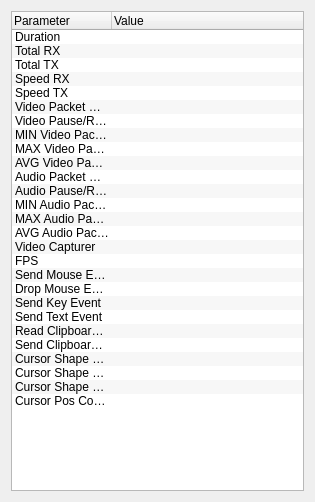
Old version of the form source/client/ui/desktop/statistics_dialog.ui in the repository dchapyshev/aspia.
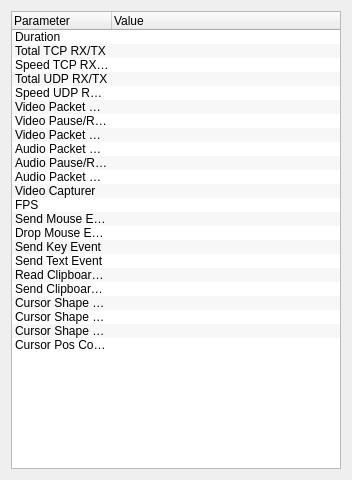
New version of the form.

What changed in the file:
```diff
--- a/source/client/ui/desktop/statistics_dialog.ui
+++ b/source/client/ui/desktop/statistics_dialog.ui
@@ -6,8 +6,8 @@
    <rect>
     <x>0</x>
     <y>0</y>
-    <width>315</width>
-    <height>502</height>
+    <width>352</width>
+    <height>480</height>
    </rect>
   </property>
   <property name="windowTitle">
@@ -48,22 +48,25 @@
      </item>
      <item>
       <property name="text">
-       <string notr="true">Total RX</string>
+       <string notr="true">Total TCP RX/TX</string>
       </property>
      </item>
      <item>
       <property name="text">
-       <string notr="true">Total TX</string>
+       <string notr="true">Speed TCP RX/TX</string>
       </property>
      </item>
      <item>
       <property name="text">
-       <string notr="true">Speed RX</string>
+       <string notr="true">Total UDP RX/TX</string>
       </property>
      </item>
      <item>
       <property name="text">
-       <string notr="true">Speed TX</string>
+       <string>Speed UDP RX/TX</string>
+      </property>
+      <property name="text">
+       <string notr="true"/>
       </property>
      </item>
      <item>
@@ -78,17 +81,7 @@
      </item>
      <item>
       <property name="text">
-       <string notr="true">MIN Video Packet</string>
-      </property>
-     </item>
-     <item>
-      <property name="text">
-       <string notr="true">MAX Video Packet</string>
-      </property>
-     </item>
-     <item>
-      <property name="text">
-       <string notr="true">AVG Video Packet</string>
+       <string notr="true">Video Packet MIN/MAX/AVG</string>
       </property>
      </item>
      <item>
@@ -103,17 +96,7 @@
      </item>
      <item>
       <property name="text">
-       <string notr="true">MIN Audio Packet</string>
-      </property>
-     </item>
-     <item>
-      <property name="text">
-       <string notr="true">MAX Audio Packet</string>
-      </property>
-     </item>
-     <item>
-      <property name="text">
-       <string notr="true">AVG Audio Packet</string>
+       <string notr="true">Audio Packet MIN/MAC/AVG</string>
       </property>
      </item>
      <item>
```
